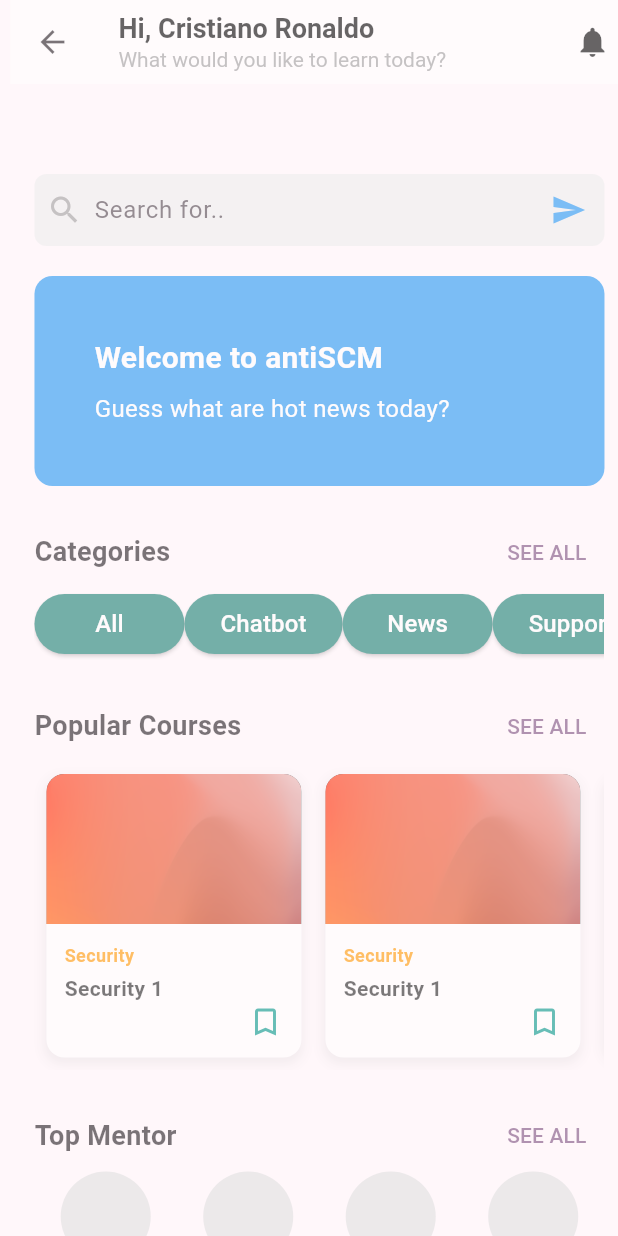
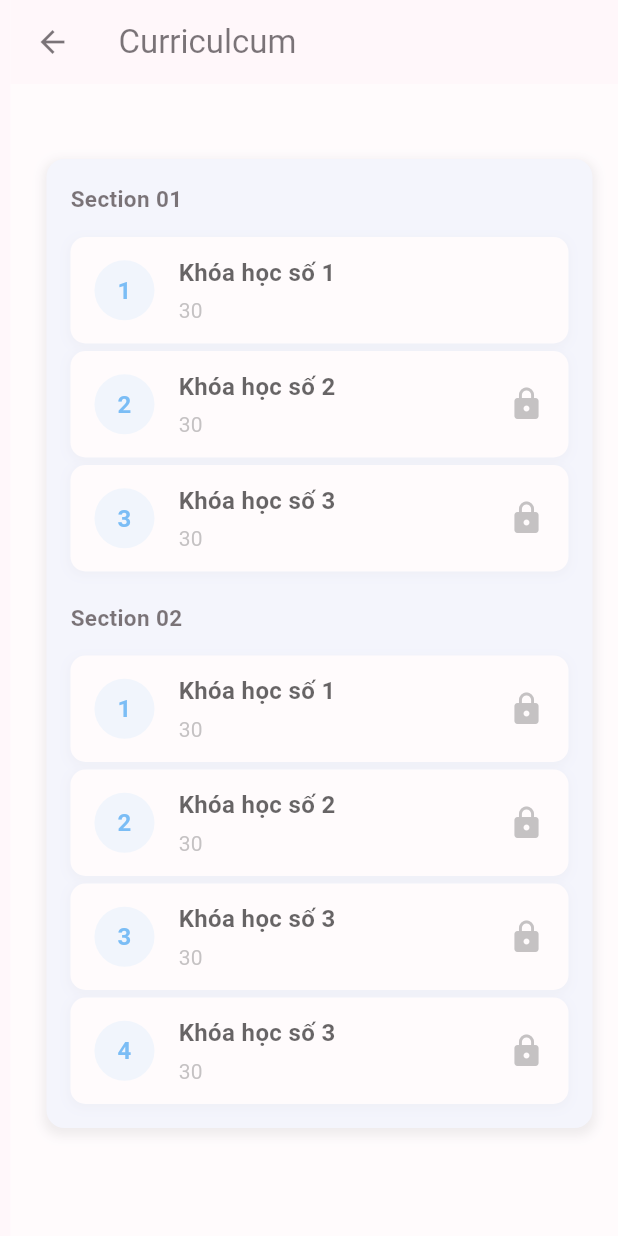
Before and after one commit to Bentanik/exe02_fe_mobile, a Flutter app: the screen it shows after launch, after a tap on "Personal Information", on a phone screen of 412 x 824 dp. Run offline on Flutter 3.47's test engine with Material 3 defaults, Android fonts, the phone set to English and light mode, and no system bars; our stand-ins replace expandable, flutter_svg, font_awesome_flutter.

Commit message:
finished curriculcum page

```diff
--- /dev/null
+++ b/lib/presentation/intro/pages/curriculcum.dart
@@ -0,0 +1,72 @@
+import 'package:exe02_fe_mobile/common/widget/curriculcum_item.dart';
+import 'package:exe02_fe_mobile/common/widget/notification_card.dart';
+import 'package:flutter/material.dart';
+import 'package:font_awesome_flutter/font_awesome_flutter.dart';
+
+class Curriculcum extends StatelessWidget {
+  const Curriculcum({Key? key}) : super(key: key);
+
+  @override
+  Widget build(BuildContext context) {
+    return Scaffold(
+      appBar: AppBar(title: const Text('Curriculcum')),
+      backgroundColor: Colors.white,
+      body: SafeArea(
+        child: SingleChildScrollView(
+          child: Container(
+            margin: const EdgeInsets.symmetric(horizontal: 24.0, vertical: 50),
+            padding: const EdgeInsets.all(16), // Thêm padding nhẹ để nội dung không dính sát vào viền
+            decoration: BoxDecoration(
+              color: Color(0xFFEDF4FF), // Màu nền cho Container
+              borderRadius: BorderRadius.circular(12), // Bo góc nhẹ cho đẹp hơn
+              boxShadow: [
+                BoxShadow(
+                  color: Colors.black.withOpacity(0.1), // Đổ bóng nhẹ
+                  spreadRadius: 2,
+                  blurRadius: 5,
+                  offset: Offset(0, 3),
+                ),
+              ],
+            ),
+            child: Column(
+              crossAxisAlignment: CrossAxisAlignment.start,
+              children: [
+                // Today
+                Text(
+                  'Section 01',
+                  style: TextStyle(
+                    fontSize: 15,
+                    fontWeight: FontWeight.w700,
+                  ),
+                ),
+                const SizedBox(height: 15),
+                CurriculcumItem(number: '1', title: 'Khóa học số 1', duration: '30'),
+                const SizedBox(height: 5),
+                CurriculcumItem(number: '2', title: 'Khóa học số 2', duration: '30', isLocked: true,),
+                const SizedBox(height: 5),
+                CurriculcumItem(number: '3', title: 'Khóa học số 3', duration: '30', isLocked: true,),
+
+                const SizedBox(height: 20),
+                Text(
+                  'Section 02',
+                  style: TextStyle(
+                    fontSize: 15,
+                    fontWeight: FontWeight.w700,
+                  ),
+                ),
+                const SizedBox(height: 15),
+                CurriculcumItem(number: '1', title: 'Khóa học số 1', duration: '30', isLocked: true,),
+                const SizedBox(height: 5),
+                CurriculcumItem(number: '2', title: 'Khóa học số 2', duration: '30', isLocked: true,),
+                const SizedBox(height: 5),
+                CurriculcumItem(number: '3', title: 'Khóa học số 3', duration: '30', isLocked: true,),
+                const SizedBox(height: 5),
+                CurriculcumItem(number: '4', title: 'Khóa học số 3', duration: '30', isLocked: true,),
+              ],
+            ),
+          ),
+        ),
+      ),
+    );
+  }
+}
--- a/lib/presentation/intro/pages/get_started.dart
+++ b/lib/presentation/intro/pages/get_started.dart
@@ -4,13 +4,7 @@ import 'package:exe02_fe_mobile/common/widget/notification_card.dart';
 import 'package:exe02_fe_mobile/common/widget/profile_button.dart';
 import 'package:exe02_fe_mobile/common/widget/search_course_card.dart';
 import 'package:exe02_fe_mobile/core/configs/assets/app_images.dart';
-import 'package:exe02_fe_mobile/presentation/intro/pages/authen/login.dart';
-import 'package:exe02_fe_mobile/presentation/intro/pages/authen/recover_password.dart';
-import 'package:exe02_fe_mobile/presentation/intro/pages/authen/register.dart';
-import 'package:exe02_fe_mobile/presentation/intro/pages/home.dart';
-import 'package:exe02_fe_mobile/presentation/intro/pages/launching.dart';
-import 'package:exe02_fe_mobile/presentation/intro/pages/notification.dart';
-import 'package:exe02_fe_mobile/presentation/intro/pages/search_course.dart';
+import 'package:exe02_fe_mobile/presentation/intro/pages/curriculcum.dart';
 import 'package:flutter/material.dart';
 import 'package:font_awesome_flutter/font_awesome_flutter.dart';
 
@@ -29,7 +23,7 @@ class GetStartedPage extends StatelessWidget {
                 child: ListView(
               children: [
                 ProfileButton(
-                  onTap: () => Routes.navigateToPage(context, Home()),
+                  onTap: () => Routes.navigateToPage(context, Curriculcum()),
                   leading: const Icon(FontAwesomeIcons.user,
                       size: 20, color: Colors.black),
                   title: const Text('Personal Information'),
```
